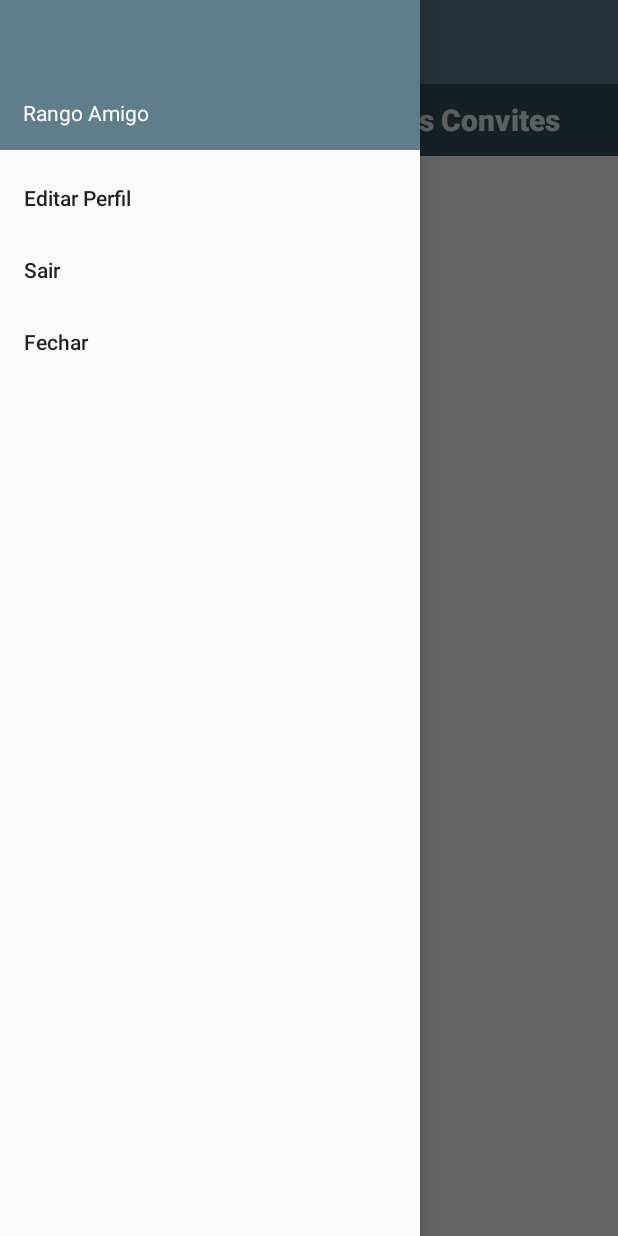
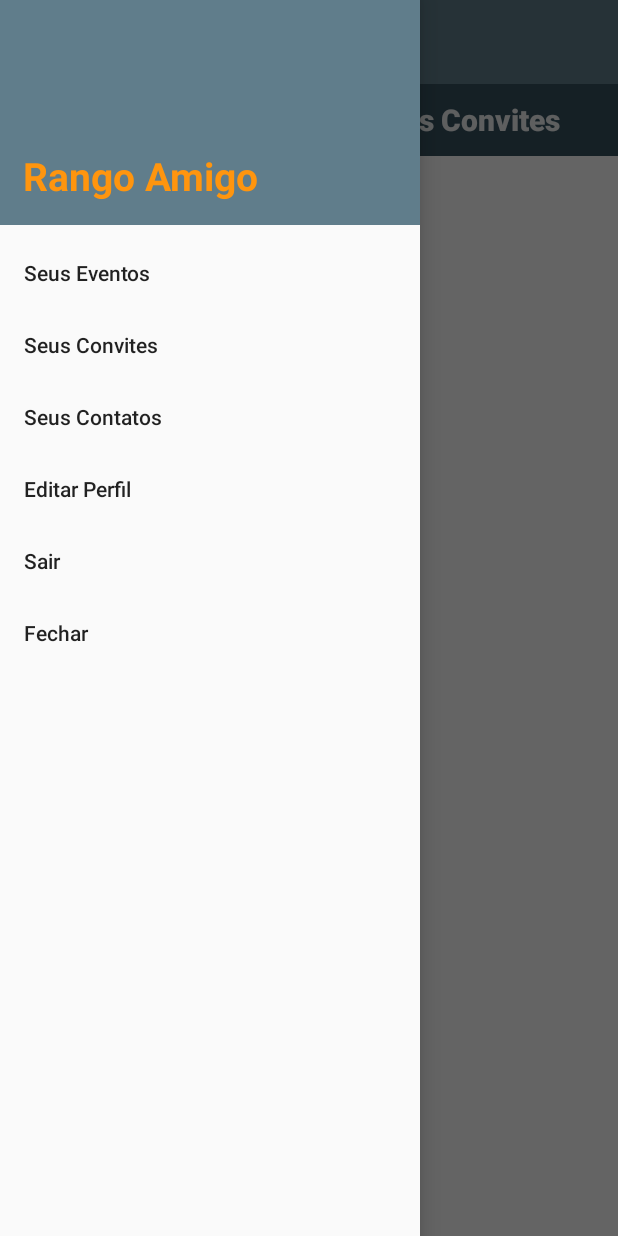
Before and after one commit to gsposantos/RangoAmigoAndroid, an Android app: the EventoActivity screen opened directly, with no data from a screen before it, with the side drawer open, on a phone screen of 412 x 824 dp. Run offline under Robolectric (Android 15) with nearby library versions, the phone set to English and light mode, and no system bars; pictures from the network do not load.

Commit message:
Ajustes no menu gaveta e label com ddd e telefone

```diff
--- a/app/src/main/java/com/example/guilherme/rangoamigo/activities/EventoActivity.java
+++ b/app/src/main/java/com/example/guilherme/rangoamigo/activities/EventoActivity.java
@@ -66,15 +66,15 @@ public class EventoActivity extends MasterActivity   {
         //instancia o NavigationView da main activity para ter o controle
         navigationView = (NavigationView) findViewById(R.id.navigation_view_eventos);
 
+
         /* EVENTO ITEM MENU GAVETA */
         navigationView.setNavigationItemSelectedListener(new NavigationView.OnNavigationItemSelectedListener() {
             @Override
             public boolean onNavigationItemSelected(@NonNull MenuItem item) {
 
-                /*TODO: Descobrir como pegar item pelo ID*/
+                // marca item de menu recibio como selecionado
+                //item.setChecked(false);
 
-                // marca item de menu recibio como selecionado
-                item.setChecked(true);
                 //fecha o menu pq o usuário selecionou um item
                 mDrawerLayout.closeDrawers();
 
--- a/app/src/main/java/com/example/guilherme/rangoamigo/activities/PerfilActivity.java
+++ b/app/src/main/java/com/example/guilherme/rangoamigo/activities/PerfilActivity.java
@@ -156,15 +156,16 @@ public class PerfilActivity extends MasterActivity  {
 
             Perfil oPerfil = retornoPerfil.Dados;
 
-            String dddAux = Long.toString(oPerfil.CelNumero).substring(0,1);
-            String foneAux = Long.toString(oPerfil.CelNumero).substring(2,Long.toString(oPerfil.CelNumero).length()-1);
+            String dddAux = Long.toString(oPerfil.CelNumero).substring(0,2);
+            String foneAux = Long.toString(oPerfil.CelNumero).substring(2);
 
             //preenche os campos
             txtDDD.getEditText().setText(dddAux);
             txtTelefone.getEditText().setText(foneAux);
             txtNome.getEditText().setText(oPerfil.Nome);
             txtEmail.getEditText().setText(oPerfil.Email);
-            imgBtPerfil.setBackground(ControleImagem.decodeBase64(oPerfil.Foto, this.getResources()));
+            //imgBtPerfil.setBackground(ControleImagem.decodeBase64(oPerfil.Foto, this.getResources()));
+            imgBtPerfil.setImageDrawable(ControleImagem.decodeBase64(oPerfil.Foto, this.getResources()));
 
             //desabilita para edicao
             txtDDD.getEditText().setEnabled(false);
--- a/app/src/main/java/com/example/guilherme/rangoamigo/fragments/PinFragment.java
+++ b/app/src/main/java/com/example/guilherme/rangoamigo/fragments/PinFragment.java
@@ -122,6 +122,6 @@ public class PinFragment extends Fragment {
 
         valPIN = retornoPerfil.getDados().PIN;
         String sNumTelefone = Long.valueOf(retornoPerfil.getDados().CelNumero).toString();
-        txtNumTelefone.setText("(" + sNumTelefone.substring(0,1) + ") " + sNumTelefone.substring(2)) ;
+        txtNumTelefone.setText("(" + sNumTelefone.substring(0,2) + ") " + sNumTelefone.substring(2)) ;
     }
 }
--- a/app/src/main/res/layout/drawer_header.xml
+++ b/app/src/main/res/layout/drawer_header.xml
@@ -2,13 +2,14 @@
 <LinearLayout xmlns:android="http://schemas.android.com/apk/res/android"
     android:orientation="vertical"
     android:layout_width="match_parent"
-    android:layout_height="100dp"
+    android:layout_height="150dp"
     android:background="?attr/colorPrimary"
     android:padding="15dp"
     android:theme="@style/ThemeOverlay.AppCompat.Dark"
     android:gravity="bottom">
 
     <TextView
+        style="@style/textoTituloApp"
         android:layout_width="match_parent"
         android:layout_height="wrap_content"
         android:text="@string/drawer_header_text"
--- a/app/src/main/res/menu/drawereventos.xml
+++ b/app/src/main/res/menu/drawereventos.xml
@@ -2,15 +2,26 @@
 <menu xmlns:android="http://schemas.android.com/apk/res/android">
     <group android:checkableBehavior="single">
         <item
+            android:id="@+id/navigation_item_eventos"
+            android:title="@string/nav_item_eventos" />
+        <item
+            android:id="@+id/navigation_item_convites"
+            android:title="@string/nav_item_convites" />
+        <item
+            android:id="@+id/navigation_item_contatos"
+            android:title="@string/nav_item_contatos" />
+        <item
             android:id="@+id/navigation_item_perfil"
-            android:title="@string/nav_item_perfil"
-            />
+            android:checkable="false"
+            android:title="@string/nav_item_perfil" />
         <item
             android:id="@+id/navigation_item_sair"
+            android:checkable="false"
             android:title="@string/nav_item_logout"
             />
         <item
             android:id="@+id/navigation_item_fechar"
+            android:checkable="false"
             android:title="@string/nav_item_fechar"
             />
     </group>
--- a/app/src/main/res/values/strings.xml
+++ b/app/src/main/res/values/strings.xml
@@ -28,6 +28,9 @@
 
 
     <!-- Menu Gaveta Tela Eventos -->
+    <string name="nav_item_eventos">Seus Eventos</string>
+    <string name="nav_item_convites">Seus Convites</string>
+    <string name="nav_item_contatos">Seus Contatos</string>
     <string name="nav_item_perfil">Editar Perfil</string>
     <string name="nav_item_logout">Sair</string>
     <string name="nav_item_fechar">Fechar</string>
--- a/app/src/main/res/values/styles.xml
+++ b/app/src/main/res/values/styles.xml
@@ -21,6 +21,12 @@
         <item name="android:textColor">@color/colorBg</item>
         <item name="android:textStyle">bold</item>
         <item name="textAllCaps">false</item>
+    </style>
+
+    <style name="textoTituloApp">
+        <item name="android:textColor">@color/secondaryColor</item>
+        <item name="android:textStyle">bold</item>
+        <item name="android:textSize">26dp</item>
     </style>
 
     <style name="texotTitulo">
```
